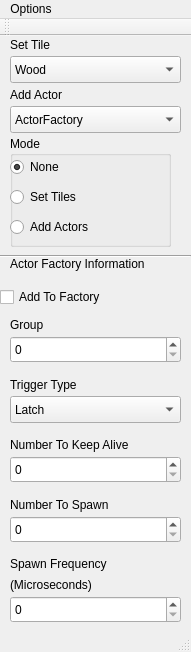
Old version of the form LevelEd/LevelEditor/toolswindow.ui in the repository nick-valentine/DungeonBreath.
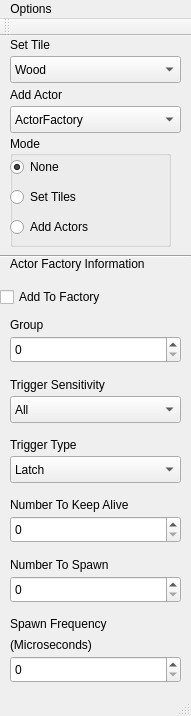
New version of the form.

```diff
--- a/LevelEd/LevelEditor/toolswindow.ui
+++ b/LevelEd/LevelEditor/toolswindow.ui
@@ -7,7 +7,7 @@
     <x>0</x>
     <y>0</y>
     <width>191</width>
-    <height>652</height>
+    <height>716</height>
    </rect>
   </property>
   <property name="windowTitle">
@@ -216,7 +216,7 @@
     <property name="geometry">
      <rect>
       <x>10</x>
-      <y>520</y>
+      <y>580</y>
       <width>121</width>
       <height>16</height>
      </rect>
@@ -229,7 +229,7 @@
     <property name="geometry">
      <rect>
       <x>10</x>
-      <y>560</y>
+      <y>620</y>
       <width>171</width>
       <height>27</height>
      </rect>
@@ -242,7 +242,7 @@
     <property name="geometry">
      <rect>
       <x>10</x>
-      <y>540</y>
+      <y>600</y>
       <width>111</width>
       <height>17</height>
      </rect>
@@ -255,7 +255,7 @@
     <property name="geometry">
      <rect>
       <x>10</x>
-      <y>340</y>
+      <y>400</y>
       <width>121</width>
       <height>17</height>
      </rect>
@@ -268,7 +268,7 @@
     <property name="geometry">
      <rect>
       <x>10</x>
-      <y>360</y>
+      <y>420</y>
       <width>171</width>
       <height>27</height>
      </rect>
@@ -293,7 +293,7 @@
     <property name="geometry">
      <rect>
       <x>10</x>
-      <y>400</y>
+      <y>460</y>
       <width>151</width>
       <height>17</height>
      </rect>
@@ -306,7 +306,7 @@
     <property name="geometry">
      <rect>
       <x>10</x>
-      <y>420</y>
+      <y>480</y>
       <width>171</width>
       <height>27</height>
      </rect>
@@ -319,7 +319,7 @@
     <property name="geometry">
      <rect>
       <x>10</x>
-      <y>460</y>
+      <y>520</y>
       <width>131</width>
       <height>17</height>
      </rect>
@@ -332,7 +332,7 @@
     <property name="geometry">
      <rect>
       <x>10</x>
-      <y>480</y>
+      <y>540</y>
       <width>171</width>
       <height>27</height>
      </rect>
@@ -354,6 +354,69 @@
      <string>Add To Factory</string>
     </property>
    </widget>
+   <widget class="QLabel" name="SensitivityLabel">
+    <property name="geometry">
+     <rect>
+      <x>10</x>
+      <y>340</y>
+      <width>131</width>
+      <height>17</height>
+     </rect>
+    </property>
+    <property name="text">
+     <string>Trigger Sensitivity</string>
+    </property>
+   </widget>
+   <widget class="QComboBox" name="TriggerSensitivity">
+    <property name="geometry">
+     <rect>
+      <x>10</x>
+      <y>360</y>
+      <width>171</width>
+      <height>27</height>
+     </rect>
+    </property>
+    <item>
+     <property name="text">
+      <string>All</string>
+     </property>
+    </item>
+    <item>
+     <property name="text">
+      <string>Tile</string>
+     </property>
+    </item>
+    <item>
+     <property name="text">
+      <string>Player</string>
+     </property>
+    </item>
+    <item>
+     <property name="text">
+      <string>Block</string>
+     </property>
+    </item>
+    <item>
+     <property name="text">
+      <string>Enemy</string>
+     </property>
+    </item>
+    <item>
+     <property name="text">
+      <string>Spell</string>
+     </property>
+    </item>
+    <item>
+     <property name="text">
+      <string>Sword</string>
+     </property>
+    </item>
+    <item>
+     <property name="text">
+      <string>Trigger</string>
+     </property>
+    </item>
+   </widget>
   </widget>
   <widget class="QToolBar" name="mainToolBar">
    <attribute name="toolBarArea">
```
